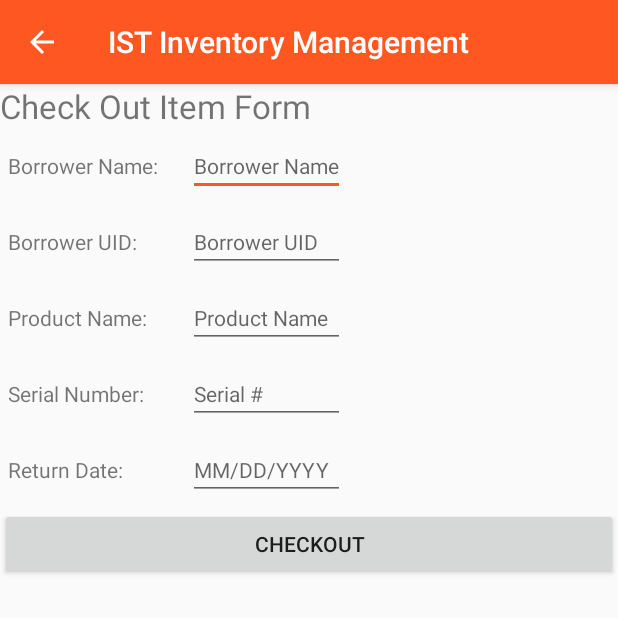
After one commit to ibrcic/torvalds-senior-dev, an Android app: the CheckoutActivity screen opened directly, with no data from a screen before it, on a phone screen of 412 x 824 dp, the top half of it. The commit adds this screen. Run offline under Robolectric (Android 15) with nearby library versions, the phone set to English and light mode, and no system bars.

Commit message:
feat: checkout button launches checkout form activity

```diff
--- /dev/null
+++ b/android/ISTInventoryManagement/app/src/main/java/torvalds/istinventorymanagement/view/CheckoutActivity.java
@@ -0,0 +1,35 @@
+package torvalds.istinventorymanagement.view;
+
+import android.content.Intent;
+import android.support.v7.app.AppCompatActivity;
+import android.os.Bundle;
+import android.view.LayoutInflater;
+import android.view.View;
+import android.view.ViewGroup;
+import android.widget.Button;
+import android.widget.EditText;
+import android.widget.ImageView;
+import android.widget.TextView;
+
+import torvalds.istinventorymanagement.R;
+
+public class CheckoutActivity extends AppCompatActivity {
+
+    String productName = "";
+    String productSerialNumber = "";
+    @Override
+    protected void onCreate(Bundle savedInstanceState) {
+        super.onCreate(savedInstanceState);
+        setContentView(R.layout.activity_checkout);
+        Intent intent = getIntent();
+        productName = intent.getStringExtra("productName");
+        productSerialNumber = intent.getStringExtra("productSerialNumber");
+
+        EditText editTextProductName = (EditText)findViewById(R.id.EditTextProductName);
+        editTextProductName.setText(productName, TextView.BufferType.EDITABLE);
+        EditText editTextProductSerialNumber = (EditText)findViewById(R.id.EditTextSerialNumber);
+        editTextProductSerialNumber.setText(productSerialNumber, TextView.BufferType.EDITABLE);
+    }
+
+
+}
--- a/android/ISTInventoryManagement/app/src/main/java/torvalds/istinventorymanagement/view/ItemDetailFragment.java
+++ b/android/ISTInventoryManagement/app/src/main/java/torvalds/istinventorymanagement/view/ItemDetailFragment.java
@@ -1,10 +1,13 @@
 package torvalds.istinventorymanagement.view;
 
+import android.content.Intent;
 import android.os.Bundle;
 import android.support.v4.app.Fragment;
+import android.util.Log;
 import android.view.LayoutInflater;
 import android.view.View;
 import android.view.ViewGroup;
+import android.widget.Button;
 import android.widget.ImageView;
 import android.widget.TextView;
 
@@ -16,7 +19,10 @@ import torvalds.istinventorymanagement.model.DummyContent;
  * Tutorial reference: https://code.tutsplus.com/tutorials/android-sdk-using-fragments--mobile-13886
  */
 
-public class ItemDetailFragment extends Fragment {
+public class ItemDetailFragment extends Fragment implements View.OnClickListener {
+
+    String productName = "";
+    String productSerialNumber = "";
     /**
      * The fragment argument representing the item ID that this fragment
      * represents.
@@ -47,17 +53,42 @@ public class ItemDetailFragment extends Fragment {
         }
     }
 
+    public void setProductName(String value){
+        productName = value;
+    }
+
+    public String getProductName(){
+        return productName;
+    }
+
+    public void setProductSerialNumber(String value){
+        productSerialNumber = value;
+    }
+
+    public String getProductSerialNumber(){
+        return productSerialNumber;
+    }
+
     @Override
     public View onCreateView(LayoutInflater inflater, ViewGroup container,
                              Bundle savedInstanceState) {
         View rootView = inflater.inflate(R.layout.fragment_item_detail,
                 container, false);
 
+        Button b = (Button) rootView.findViewById(R.id.buttonCheckout);
+        b.setOnClickListener(this);
+
+
+
         // Shows each dummy item attribute as text in a TextView.
         if (mItem != null) {
 
             //((TextView) rootView.findViewById(R.id.item_detail_image))
                     //.setText(mItem.image);
+
+            setProductName(mItem.name);
+            setProductSerialNumber(Long.toString(mItem.serialNumber));
+
 
             ((ImageView) rootView.findViewById(R.id.item_view))
                     .setImageDrawable(getResources().getDrawable(R.drawable.img_nexus6_template));
@@ -103,4 +134,23 @@ public class ItemDetailFragment extends Fragment {
 
         return rootView;
     }
+
+
+    @Override
+    public void onClick(View v) {
+        switch (v.getId()) {
+            case R.id.buttonCheckout:
+                Intent intent = new Intent(getActivity(), CheckoutActivity.class);
+                intent.putExtra("productName", getProductName());
+                intent.putExtra("productSerialNumber", getProductSerialNumber());
+
+                startActivity(intent);
+                break;
+        }
+    }
+
+    public void sendMessage(View view)
+    {
+
+    }
 }
--- a/android/ISTInventoryManagement/app/src/main/java/torvalds/istinventorymanagement/view/ItemListActivity.java
+++ b/android/ISTInventoryManagement/app/src/main/java/torvalds/istinventorymanagement/view/ItemListActivity.java
@@ -12,6 +12,7 @@ import android.support.v7.widget.MenuItemHoverListener;
 import android.support.v7.widget.SearchView;
 import android.view.Menu;
 import android.view.MenuItem;
+import android.view.View;
 
 import torvalds.istinventorymanagement.R;
 
@@ -74,4 +75,6 @@ public class ItemListActivity extends AppCompatActivity implements ItemListFragm
         searchView.clearFocus();
         return true;
     }
+
+
 }
--- /dev/null
+++ b/android/ISTInventoryManagement/app/src/main/res/layout/activity_checkout.xml
@@ -0,0 +1,163 @@
+<?xml version="1.0" encoding="utf-8"?>
+<ScrollView
+xmlns:android="http://schemas.android.com/apk/res/android"
+xmlns:tools="http://schemas.android.com/tools"
+android:id="@+id/activity_checkout"
+android:layout_width="match_parent"
+android:layout_height="wrap_content"
+android:scrollbars="vertical"
+tools:context="torvalds.istinventorymanagement.view.CheckoutActivity">
+
+
+<!--Put form controls here-->
+
+<LinearLayout
+    android:layout_width="fill_parent"
+    android:orientation="vertical"
+    android:layout_height="fill_parent">
+
+    <TextView
+        android:id="@+id/TextViewTitle"
+        android:layout_width="wrap_content"
+        android:layout_height="wrap_content"
+        android:text="@string/feedbacktitle"
+        android:textSize="10pt"></TextView>
+
+    <TableLayout xmlns:android="http://schemas.android.com/apk/res/android"
+                 android:id="@+id/tableLayout1"
+                 android:layout_width="wrap_content"
+                 android:layout_height="fill_parent" >
+
+
+        <TableRow
+            android:id="@+id/tableRow1"
+            android:layout_width="wrap_content"
+            android:layout_height="wrap_content"
+            android:padding="5dip" >
+
+            <TextView
+                android:id="@+id/TextViewBorrowerNameLabel"
+                android:layout_width="wrap_content"
+                android:layout_height="wrap_content"
+                android:text="@string/borrowNameLabel">
+            </TextView>
+
+            <EditText
+                android:id="@+id/EditTextBorrowerName"
+                android:layout_height="wrap_content"
+                android:hint="@string/borrowerName"
+                android:inputType="textPersonName"
+                android:layout_width="wrap_content"
+                android:layout_marginLeft="20dp"
+                android:textSize="14sp">
+            </EditText>
+        </TableRow>
+
+        <TableRow
+            android:id="@+id/tableRow2"
+            android:layout_width="wrap_content"
+            android:layout_height="wrap_content"
+            android:padding="5dip" >
+            <TextView
+                android:id="@+id/TextViewBorrowerUidLabel"
+                android:layout_width="wrap_content"
+                android:layout_height="wrap_content"
+                android:text="@string/borrowerUidLabel">
+            </TextView>
+
+            <EditText
+                android:id="@+id/EditTextBorrowerUid"
+                android:layout_height="wrap_content"
+                android:hint="@string/borrowerUid"
+                android:inputType="textPersonName"
+                android:layout_width="wrap_content"
+                android:layout_marginLeft="20dp"
+                android:textSize="14sp">
+            </EditText>
+        </TableRow>
+
+        <TableRow
+            android:id="@+id/tableRow3"
+            android:layout_width="wrap_content"
+            android:layout_height="wrap_content"
+            android:padding="5dip" >
+
+            <TextView
+                android:id="@+id/TextViewProductNameLabel"
+                android:layout_width="wrap_content"
+                android:layout_height="wrap_content"
+                android:text="@string/productNameLabel">
+            </TextView>
+
+            <EditText
+                android:id="@+id/EditTextProductName"
+                android:layout_height="wrap_content"
+                android:hint="@string/productName"
+                android:inputType="textPersonName"
+                android:layout_width="wrap_content"
+                android:layout_marginLeft="20dp"
+                android:textSize="14sp">
+            </EditText>
+        </TableRow>
+
+        <TableRow
+            android:id="@+id/tableRow4"
+            android:layout_width="wrap_content"
+            android:layout_height="wrap_content"
+            android:padding="5dip" >
+            <TextView
+                android:id="@+id/TextViewSerialNumberLabel"
+                android:layout_width="wrap_content"
+                android:layout_height="wrap_content"
+                android:text="@string/serialNumberLabel">
+            </TextView>
+
+            <EditText
+                android:id="@+id/EditTextSerialNumber"
+                android:layout_height="wrap_content"
+                android:hint="@string/serialNumber"
+                android:inputType="textPersonName"
+                android:layout_width="wrap_content"
+                android:layout_marginLeft="20dp"
+                android:textSize="14sp">
+            </EditText>
+
+        </TableRow>
+
+        <TableRow
+            android:id="@+id/tableRow5"
+            android:layout_width="wrap_content"
+            android:layout_height="wrap_content"
+            android:padding="5dip" >
+            <TextView
+                android:id="@+id/TextViewReturnDateLabel"
+                android:layout_width="wrap_content"
+                android:layout_height="wrap_content"
+                android:text="@string/returnDateLabel">
+            </TextView>
+
+            <EditText
+                android:id="@+id/EditTextReturnDate"
+                android:layout_height="wrap_content"
+                android:hint="@string/returnDate"
+                android:inputType="date"
+                android:layout_width="wrap_content"
+                android:layout_marginLeft="20dp"
+                android:textSize="14sp">
+            </EditText>
+
+        </TableRow>
+
+    </TableLayout>
+
+    <Button
+        android:id="@+id/ButtonSendFeedback"
+        android:layout_height="wrap_content"
+        android:text="@string/checkout_submit"
+        android:onClick="sendCheckout"
+        android:layout_width="fill_parent">
+    </Button>
+
+
+</LinearLayout>
+</ScrollView>
--- a/android/ISTInventoryManagement/app/src/main/res/layout/fragment_item_detail.xml
+++ b/android/ISTInventoryManagement/app/src/main/res/layout/fragment_item_detail.xml
@@ -79,7 +79,7 @@
         android:layout_width="wrap_content"
         android:layout_height="wrap_content"
         android:radius="10dp"
-        android:id="@+id/button3"
+        android:id="@+id/buttonCheckout"
         android:layout_marginTop="20dp"
         android:background="@drawable/button_rounded_corners"
         android:paddingLeft="15dp"
@@ -88,19 +88,6 @@
         android:layout_centerHorizontal="true"
         android:textSize="16sp"/>
 
-    <Button
-        android:text="@string/item_view_checkout_location_button"
-        android:layout_width="wrap_content"
-        android:layout_height="wrap_content"
-        android:radius="10dp"
-        android:id="@+id/button4"
-        android:background="@drawable/button_rounded_corners"
-        android:layout_marginTop="20dp"
-        android:paddingLeft="15dp"
-        android:paddingRight="15dp"
-        android:layout_centerHorizontal="true"
-        android:layout_below="@+id/button3"
-        android:textSize="16sp"/>
 
     <Button
         android:text="@string/item_view_report_button"
@@ -112,7 +99,7 @@
         android:layout_marginTop="20dp"
         android:paddingLeft="15dp"
         android:paddingRight="15dp"
-        android:layout_below="@+id/button4"
+        android:layout_below="@+id/buttonCheckout"
         android:layout_centerHorizontal="true"
         android:textSize="16sp"/>
 
--- /dev/null
+++ b/android/ISTInventoryManagement/app/src/main/res/values-w820dp/dimens.xml
@@ -0,0 +1,6 @@
+<resources>
+    <!-- Example customization of dimensions originally defined in res/values/dimens.xml
+         (such as screen margins) for screens with more than 820dp of available width. This
+         would include 7" and 10" devices in landscape (~960dp and ~1280dp respectively). -->
+    <dimen name="activity_horizontal_margin">64dp</dimen>
+</resources>
--- /dev/null
+++ b/android/ISTInventoryManagement/app/src/main/res/values/dimens.xml
@@ -0,0 +1,5 @@
+<resources>
+    <!-- Default screen margins, per the Android Design guidelines. -->
+    <dimen name="activity_horizontal_margin">16dp</dimen>
+    <dimen name="activity_vertical_margin">16dp</dimen>
+</resources>
```
Also changed, not shown: android/ISTInventoryManagement/app/src/main/AndroidManifest.xml (+22 -19 lines).
